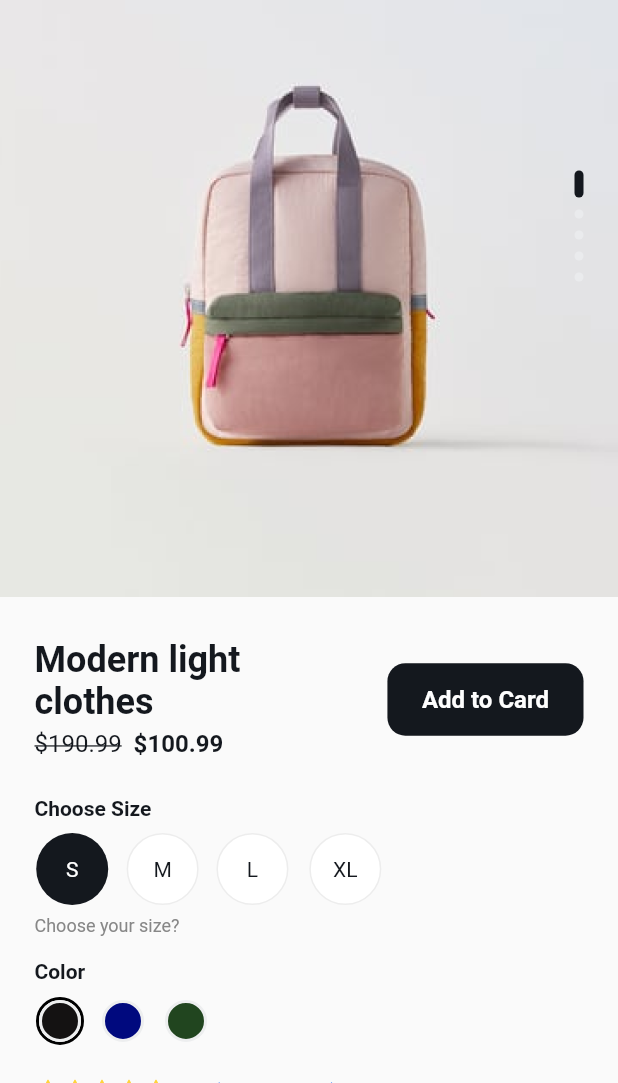
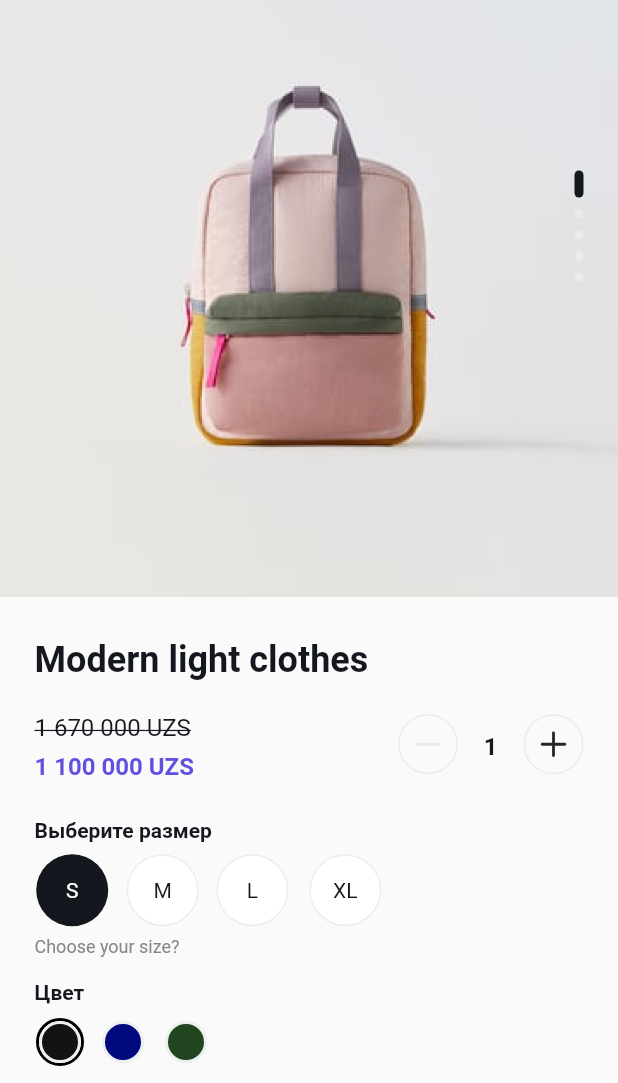
Before and after one commit to tursunalikhorunaliyev/alibi_shop, a Flutter app: the ShopProductScreen screen opened by its route, on a phone screen of 412 x 824 dp, the part 153-1236 px from its top. Run offline on Flutter 3.47's test engine with Material 3 defaults, Android fonts, the phone set to English and light mode, and no system bars; drawn by our look-alikes of smooth_page_indicator; our stand-ins replace another_flushbar, bloc, cached_network_image, carousel_slider, curved_navigation_bar, dio and 17 more; missing offline and left inert: add_to_cart_animation; accounts and stored records are empty; network calls fail.

Commit message:
ubpgarde shop creen

```diff
--- a/lib/feature/shopprod/screen/shop_product_screen.dart
+++ b/lib/feature/shopprod/screen/shop_product_screen.dart
@@ -1,4 +1,7 @@
 import 'package:add_to_cart_animation/add_to_cart_animation.dart';
+import 'package:alibi_shop/feature/navigable/bloc/navigable_index.dart';
+import 'package:alibi_shop/feature/shopprod/widget/item_index.dart';
+import 'package:alibi_shop/feature/shopprod/widget/readmore.dart';
 import 'package:alibi_shop/feature/shopprod/widget/selectable_color.dart';
 import 'package:alibi_shop/feature/widget/cards/main_product_card.dart';
 import 'package:alibi_shop/feature/widget/chips/seletable_row.dart';
@@ -7,7 +10,6 @@ import 'package:alibi_shop/values/typography.dart';
 import 'package:flutter/material.dart';
 import 'package:flutter_screenutil/flutter_screenutil.dart';
 import 'package:flutter_svg/flutter_svg.dart';
-import 'package:readmore/readmore.dart';
 import 'package:smooth_page_indicator/smooth_page_indicator.dart';
 
 class ShopProductScreen extends StatefulWidget {
@@ -109,6 +111,11 @@ class _ShopProductScreenState extends State<ShopProductScreen> {
                 crossAxisAlignment: CrossAxisAlignment.start,
                 children: [
                   SizedBox(height: 32.h),
+                  const Text(
+                    "Modern light clothes",
+                    style: AppFonts.hh2SemiBold,
+                  ),
+                  SizedBox(height: 20.h),
                   Row(
                     crossAxisAlignment: CrossAxisAlignment.center,
                     mainAxisAlignment: MainAxisAlignment.spaceBetween,
@@ -116,51 +123,27 @@ class _ShopProductScreenState extends State<ShopProductScreen> {
                       Column(
                         crossAxisAlignment: CrossAxisAlignment.start,
                         children: [
-                          SizedBox(
-                            width: 200.w,
-                            child: const Text(
-                              "Modern light clothes",
-                              style: AppFonts.hh2SemiBold,
+                          Text(
+                            "1 670 000 UZS",
+                            style: AppFonts.bb1Regular.copyWith(
+                              decoration: TextDecoration.lineThrough,
                             ),
                           ),
-                          RichText(
-                            text: TextSpan(children: [
-                              TextSpan(
-                                text: "\$190.99",
-                                style: AppFonts.bb1Regular.copyWith(
-                                  decoration: TextDecoration.lineThrough,
-                                ),
-                              ),
-                              const TextSpan(
-                                text: "  \$100.99",
-                                style: AppFonts.bb1Semibold,
-                              ),
-                            ]),
+                          SizedBox(height: 5.h),
+                          Text(
+                            "1 100 000 UZS",
+                            style: AppFonts.bb1Semibold.copyWith(
+                              color: const Color(0xFF614FE0),
+                            ),
                           ),
                         ],
                       ),
-                      Container(
-                        decoration: BoxDecoration(
-                          borderRadius: BorderRadius.circular(12),
-                          color: const Color(0xFF14181E),
-                        ),
-                        child: Padding(
-                          padding: EdgeInsets.symmetric(
-                            horizontal: 24.w,
-                            vertical: 16.h,
-                          ),
-                          child: Text(
-                            "Add to Card",
-                            style: AppFonts.bb1Semibold
-                                .copyWith(color: const Color(0xFFFEFEFE)),
-                          ),
-                        ),
-                      ),
+                      const ItemIndex(),
                     ],
                   ),
                   const SizedBox(height: 24),
                   const Text(
-                    "Choose Size",
+                    "Выберите размер",
                     style: AppFonts.bb2SemiBold,
                   ),
                   SizedBox(height: 8.h),
@@ -244,7 +227,7 @@ class _ShopProductScreenState extends State<ShopProductScreen> {
                   ),
                   SizedBox(height: 16.h),
                   const Text(
-                    "Color",
+                    "Цвет",
                     style: AppFonts.bb2SemiBold,
                   ),
                   const SizedBox(height: 8),
@@ -277,7 +260,7 @@ class _ShopProductScreenState extends State<ShopProductScreen> {
                             ),
                           ),
                           TextSpan(
-                            text: " (7.932 reviews)",
+                            text: " (7.932 обзоры)",
                             style: TextStyle(
                               fontSize: 12,
                               fontWeight: FontWeight.w400,
@@ -288,21 +271,7 @@ class _ShopProductScreenState extends State<ShopProductScreen> {
                       ),
                     ],
                   ),
-                  SizedBox(
-                    width: MediaQuery.of(context).size.width * 0.8,
-                    child: ReadMoreText(
-                      "Its simple and elegant shape makes it perfect for those of you who like you who want minimalist clothesperfect for those of you who like you who want minimalist clothes ",
-                      trimLines: 2,
-                      style: AppFonts.bb2Regular.copyWith(
-                        color: const Color(0xFF747B84),
-                      ),
-                      colorClickableText: const Color(0xFF14181E),
-                      moreStyle: AppFonts.bb2Regular,
-                      trimMode: TrimMode.Line,
-                      trimCollapsedText: 'Read more',
-                      trimExpandedText: ' Less',
-                    ),
-                  ),
+                  const Readmore(),
                   Padding(
                     padding: const EdgeInsets.only(top: 24, bottom: 32),
                     child: Container(
--- a/lib/service/navigation/go_router.dart
+++ b/lib/service/navigation/go_router.dart
@@ -18,7 +18,7 @@ import 'package:go_router/go_router.dart';
 class AppGoRouter {
   final router = GoRouter(
     navigatorKey: NavigationService.navigatorKey,
-    initialLocation: Home.routeName,
+    initialLocation: ShopProductScreen.routeName,
     routes: [
       ///main
       GoRoute(
```
Also changed, not shown: lib/feature/shopprod/widget/item_index.dart (added, +89 -0 lines), lib/feature/shopprod/widget/readmore.dart (added, +139 -0 lines), assets/icons/minus-2.svg (added), assets/icons/minus-2bck.svg (added), assets/icons/plus-2.svg (added).
